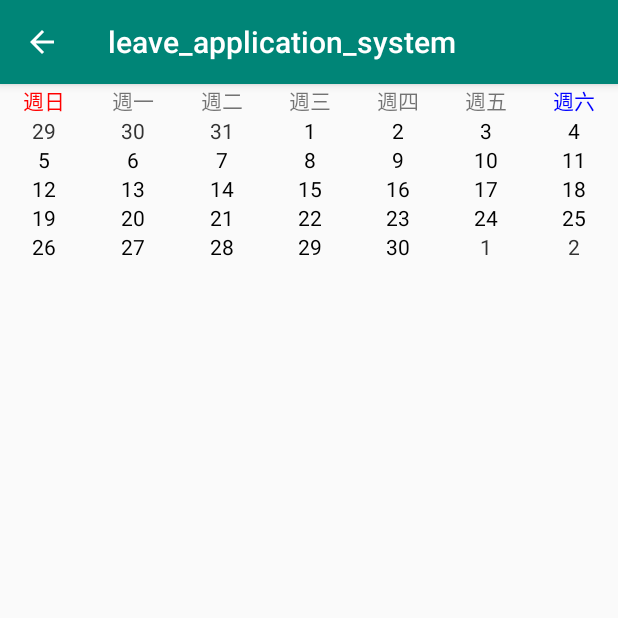
After one commit to timliao0206/leave_application_system, an Android app: the Itinerary screen opened directly, with no data from a screen before it, on a phone screen of 412 x 824 dp, the top half of it. The commit adds this screen. Run offline under Robolectric (Android 15) with nearby library versions, the phone set to English and light mode, and no system bars.

Commit message:
do itinerary view could not equally divide the screen

```diff
--- a/app/src/main/AndroidManifest.xml
+++ b/app/src/main/AndroidManifest.xml
@@ -90,6 +90,8 @@
         <activity android:name=".RollCall"
             android:parentActivityName=".HubToRollCall"></activity>
 
+        <activity android:name=".Itinerary"
+            android:parentActivityName=".PersonalHub"></activity>
     </application>
     <uses-permission android:name="android.permission.INTERNET" />
     <uses-permission android:name="android.permission.CAMERA"/>
--- /dev/null
+++ b/app/src/main/java/com/example/leave_application_system/Itinerary.java
@@ -0,0 +1,85 @@
+package com.example.leave_application_system;
+
+import android.graphics.Color;
+import android.os.Bundle;
+import android.view.LayoutInflater;
+import android.view.View;
+import android.widget.FrameLayout;
+import android.widget.LinearLayout;
+import android.widget.TextView;
+
+import androidx.appcompat.app.AppCompatActivity;
+
+import java.util.Calendar;
+
+public class Itinerary extends AppCompatActivity {
+    @Override
+    protected void onCreate(Bundle saveInstanceState){
+        super.onCreate(saveInstanceState);
+        setContentView(R.layout.itinerary_layout);
+
+        java.util.Calendar now = java.util.Calendar.getInstance();
+        createCalendar(now);
+    }
+
+    private void createCalendar(java.util.Calendar current){
+
+        LayoutInflater inflater = getLayoutInflater();
+
+        //this push calendar to the first day we want
+        boolean flag = false;
+        int month = current.get(Calendar.MONTH);
+        while((!flag) || (current.get(Calendar.DAY_OF_WEEK)!=1)){
+            current.add(Calendar.DATE,-1);
+
+            if(current.get(Calendar.DATE) == 1 || current.get(Calendar.MONTH) != month) flag = true;
+        }
+
+        int weekCount = 1;
+        LinearLayout table = findViewById(R.id.calendar);
+
+        while(true){
+
+            View week = inflater.inflate(R.layout.week_layout,null);
+            week.setId(weekCount);
+
+           /* LinearLayout.LayoutParams params =(LinearLayout.LayoutParams) week.getLayoutParams();
+            params.weight = 1f;
+            week.setLayoutParams(params);*/
+
+            for(int i=0 ; i<7 ; i++) {
+                FrameLayout frameLayout;
+                switch (current.get(Calendar.DAY_OF_WEEK)) {
+                    case 1:frameLayout = week.findViewById(R.id.Sunday);break;
+                    case 2:frameLayout = week.findViewById(R.id.Monday);break;
+                    case 3:frameLayout = week.findViewById(R.id.Tuesday);break;
+                    case 4:frameLayout = week.findViewById(R.id.Wednesday);break;
+                    case 5:frameLayout = week.findViewById(R.id.Thursday);break;
+                    case 6:frameLayout = week.findViewById(R.id.Friday);break;
+                    case 7:frameLayout = week.findViewById(R.id.Saturday);break;
+                    default:frameLayout = null;
+                }
+
+                TextView tv = (TextView) frameLayout.getChildAt(0);
+                if (month == current.get(Calendar.MONTH)) {
+                    tv.setText(""+current.get(Calendar.DATE));
+                    tv.setTextColor(Color.BLACK);
+                } else {
+                    tv.setText(""+current.get(Calendar.DATE));
+                    tv.setTextColor(0xFF333333);
+                }
+
+                current.add(Calendar.DATE,1);
+            }
+
+            table.addView(week);
+            weekCount++;
+
+            if( ((month+1)%12 == current.get(Calendar.MONTH)) && (current.get(Calendar.DAY_OF_WEEK) == 1) ){
+                break;
+            }
+        }
+
+    }
+
+}
--- a/app/src/main/java/com/example/leave_application_system/PersonalHub.java
+++ b/app/src/main/java/com/example/leave_application_system/PersonalHub.java
@@ -38,7 +38,8 @@ public class PersonalHub extends AppCompatActivity {
     }
 
     public void itinerary(View view){
-        //to do
+        Intent intent = new Intent(PersonalHub.this,Itinerary.class);
+        startActivity(intent);
     }
 
     public void announcement(View view){
--- /dev/null
+++ b/app/src/main/res/layout/itinerary_layout.xml
@@ -0,0 +1,73 @@
+<?xml version="1.0" encoding="utf-8"?>
+<LinearLayout xmlns:android="http://schemas.android.com/apk/res/android"
+    android:id="@+id/calendar"
+    android:layout_width="match_parent"
+    android:layout_height="match_parent"
+    android:orientation="vertical">
+
+    <LinearLayout
+        android:layout_width="match_parent"
+        android:layout_height="wrap_content"
+        android:orientation="horizontal">
+
+        <TextView
+            android:id="@+id/textView6"
+            android:layout_width="match_parent"
+            android:layout_height="wrap_content"
+            android:layout_weight="1"
+            android:gravity="center"
+            android:text="@string/sunday"
+            android:textColor="#FF0000" />
+
+        <TextView
+            android:id="@+id/textView7"
+            android:layout_width="match_parent"
+            android:layout_height="wrap_content"
+            android:layout_weight="1"
+            android:gravity="center"
+            android:text="@string/monday" />
+
+        <TextView
+            android:id="@+id/textView8"
+            android:layout_width="match_parent"
+            android:layout_height="wrap_content"
+            android:layout_weight="1"
+            android:gravity="center"
+            android:text="@string/tuesday" />
+
+        <TextView
+            android:id="@+id/textView9"
+            android:layout_width="match_parent"
+            android:layout_height="wrap_content"
+            android:layout_weight="1"
+            android:gravity="center"
+            android:text="@string/wednesday" />
+
+        <TextView
+            android:id="@+id/textView10"
+            android:layout_width="match_parent"
+            android:layout_height="wrap_content"
+            android:layout_weight="1"
+            android:gravity="center"
+            android:text="@string/thursday" />
+
+        <TextView
+            android:id="@+id/textView11"
+            android:layout_width="match_parent"
+            android:layout_height="wrap_content"
+            android:layout_weight="1"
+            android:gravity="center"
+            android:text="@string/friday" />
+
+        <TextView
+            android:id="@+id/textView12"
+            android:layout_width="match_parent"
+            android:layout_height="wrap_content"
+            android:layout_weight="1"
+            android:gravity="center"
+            android:text="@string/saturday"
+            android:textColor="#0000FF" />
+    </LinearLayout>
+
+
+</LinearLayout>
--- /dev/null
+++ b/app/src/main/res/layout/week_layout.xml
@@ -0,0 +1,105 @@
+<?xml version="1.0" encoding="utf-8"?>
+<LinearLayout xmlns:android="http://schemas.android.com/apk/res/android"
+    android:orientation="vertical" android:layout_width="match_parent"
+    android:layout_height="match_parent">
+
+    <LinearLayout
+        android:layout_width="match_parent"
+        android:layout_height="0dp"
+        android:orientation="horizontal"
+        android:layout_weight="1">
+
+        <FrameLayout
+            android:id="@+id/Sunday"
+            android:layout_width="match_parent"
+            android:layout_height="match_parent"
+            android:layout_weight="1">
+
+            <TextView
+                android:layout_width="wrap_content"
+                android:layout_height="wrap_content"
+                android:layout_gravity="center"
+                android:text="in" />
+        </FrameLayout>
+
+        <FrameLayout
+            android:id="@+id/Monday"
+            android:layout_width="match_parent"
+            android:layout_height="match_parent"
+            android:layout_weight="1">
+
+
+            <TextView
+                android:layout_width="wrap_content"
+                android:layout_height="wrap_content"
+                android:layout_gravity="center"
+                android:text="TextView" />
+        </FrameLayout>
+
+        <FrameLayout
+            android:id="@+id/Tuesday"
+            android:layout_width="match_parent"
+            android:layout_height="match_parent"
+            android:layout_weight="1">
+
+            <TextView
+                android:layout_width="wrap_content"
+                android:layout_height="wrap_content"
+                android:layout_gravity="center"
+                android:text="TextView" />
+        </FrameLayout>
+
+        <FrameLayout
+            android:id="@+id/Wednesday"
+            android:layout_width="match_parent"
+            android:layout_height="match_parent"
+            android:layout_weight="1">
+
+            <TextView
+                android:layout_width="wrap_content"
+                android:layout_height="wrap_content"
+                android:layout_gravity="center"
+                android:text="TextView" />
+        </FrameLayout>
+
+        <FrameLayout
+            android:id="@+id/Thursday"
+            android:layout_width="match_parent"
+            android:layout_height="match_parent"
+            android:layout_weight="1">
+
+            <TextView
+                android:layout_width="wrap_content"
+                android:layout_height="wrap_content"
+                android:layout_gravity="center"
+                android:text="TextView" />
+        </FrameLayout>
+
+        <FrameLayout
+            android:id="@+id/Friday"
+            android:layout_width="match_parent"
+            android:layout_height="match_parent"
+            android:layout_weight="1">
+
+            <TextView
+                android:layout_width="wrap_content"
+                android:layout_height="wrap_content"
+                android:layout_gravity="center"
+                android:text="TextView" />
+        </FrameLayout>
+
+        <FrameLayout
+            android:id="@+id/Saturday"
+            android:layout_width="match_parent"
+            android:layout_height="match_parent"
+            android:layout_weight="1">
+
+            <TextView
+                android:layout_width="wrap_content"
+                android:layout_height="wrap_content"
+                android:layout_gravity="center"
+                android:text="TextView" />
+        </FrameLayout>
+
+    </LinearLayout>
+</LinearLayout>
--- a/app/src/main/res/values/strings.xml
+++ b/app/src/main/res/values/strings.xml
@@ -39,4 +39,12 @@
     <string name="back_to_main">返回主畫面</string>
     <string name="go_to_schedule">前往課表</string>
     <string name="manual_roll_call">手動點名</string>
+    <string name="sunday">週日</string>
+    <string name="monday">週一</string>
+    <string name="tuesday">週二</string>
+    <string name="wednesday">週三</string>
+    <string name="thursday">週四</string>
+    <string name="friday">週五</string>
+    <string name="saturday">週六</string>
+
 </resources>
```
